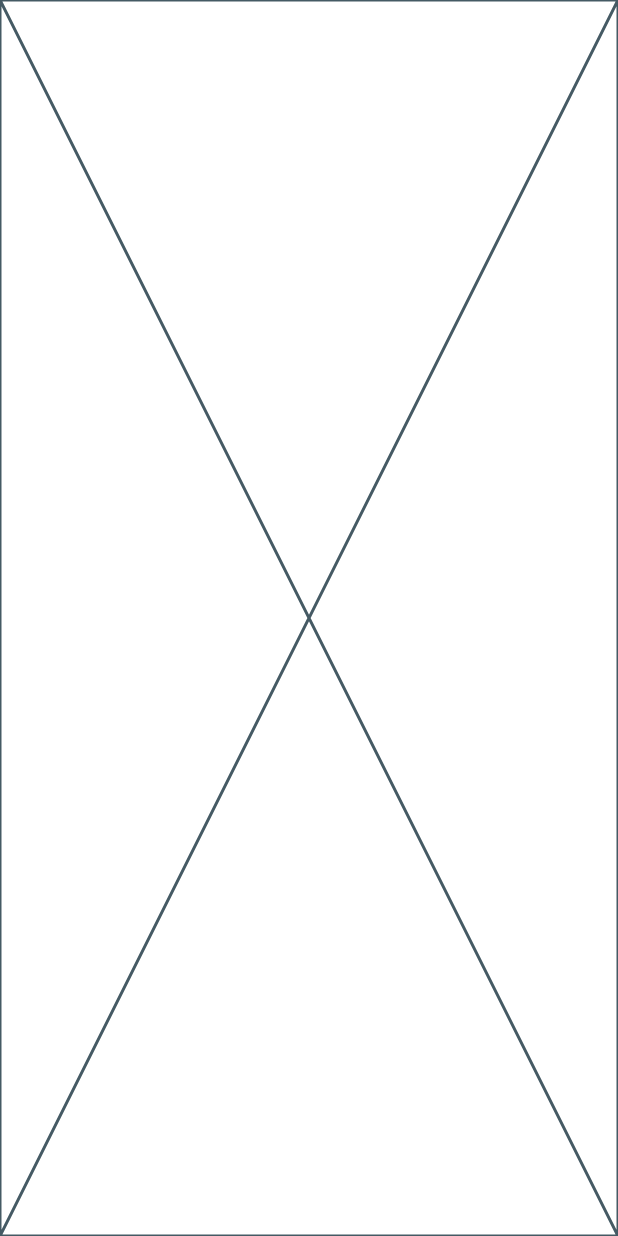
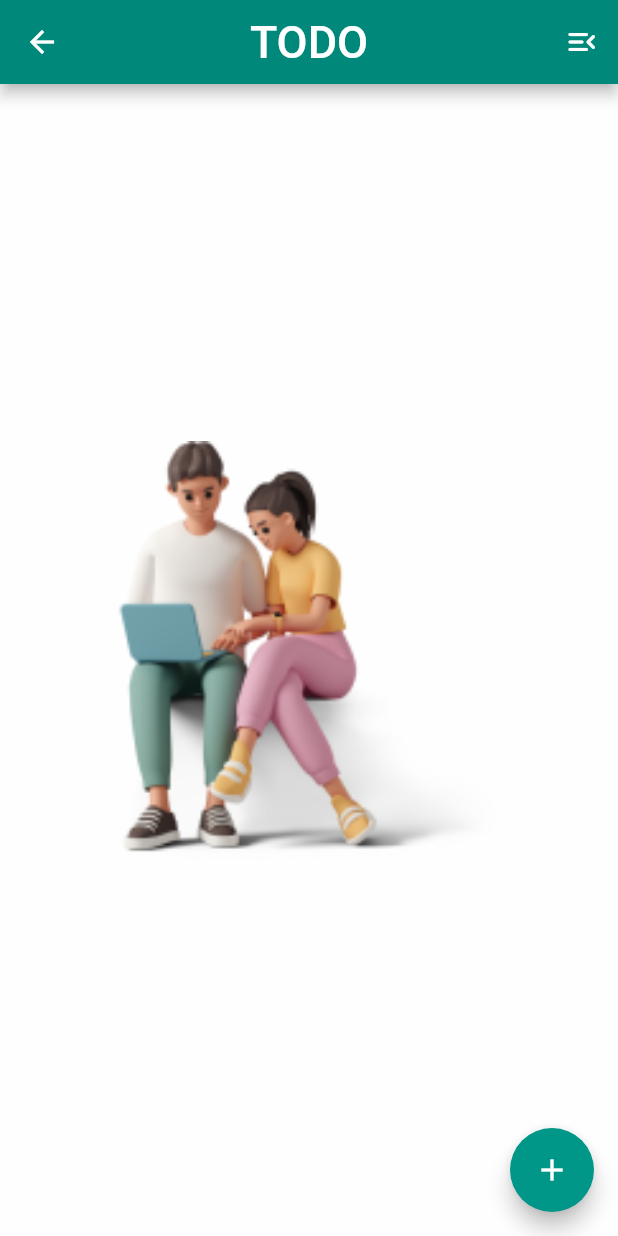
Before and after one commit to SashaPilevich/Dart-Flutter-learning, a Flutter app: the screen it shows after launch, after a tap on "Get started", on a phone screen of 412 x 824 dp. Run offline on Flutter 3.47's test engine with Material 2 defaults, Android fonts, the phone set to English and light mode, and no system bars; Roboto replaces fonts that are missing (Poppins).

Commit message:
feat:add function for add todo in list

```diff
--- a/flutter_first_project/lib/pages/dashboard.dart
+++ b/flutter_first_project/lib/pages/dashboard.dart
@@ -8,8 +8,172 @@ class Dashboard extends StatefulWidget {
 }
 
 class _DashboardState extends State<Dashboard> {
+  List todoList = [];
+  String _userTodo='';
+  @override
+  void initState() {
+    // TODO: implement initState
+    super.initState();
+    todoList.addAll([]);
+  }
+  void menuOpen(){
+  Navigator.of(context).push(
+    MaterialPageRoute(builder: (BuildContext context){
+      return Scaffold(
+        appBar: AppBar(
+          title: Text('MENU',style: TextStyle(fontSize: 20, fontFamily: 'Poppins'),),
+          backgroundColor: Colors.teal[600],
+        ),
+        body:  Text(''),
+      );
+    })
+  );
+  }
+
   @override
   Widget build(BuildContext context) {
-    return const Placeholder();
+    return Scaffold(
+        appBar: AppBar(
+          title: Text(
+            'TODO', style: TextStyle(fontSize: 30, fontFamily: 'Poppins'),),
+          centerTitle: true,
+          backgroundColor: Colors.teal[600],
+          actions: [
+            IconButton(onPressed: menuOpen, icon: Icon(Icons.menu_open_rounded))
+          ],
+        ),
+        body: Container(
+              constraints: BoxConstraints.expand(),
+              decoration: const BoxDecoration(
+                color:Colors.white70,
+                image: DecorationImage(
+                image:AssetImage('assets/laptop.png',),
+                    fit: BoxFit.contain),
+               ),
+              child:ListView.builder(
+                    itemCount: todoList.length,
+                    itemBuilder: (BuildContext context, int index) {
+                      return Dismissible(
+                        key: Key(todoList[index]),
+                        child: Card(
+                          child: ListTile(
+                            title: Text(todoList[index]),
+                            trailing: IconButton(
+                              icon: Icon(
+                                Icons.delete,
+                                color: Colors.teal,
+                              ),
+                              onPressed: (){
+                                setState(() {
+                                  todoList.removeAt(index);
+                                });
+                              },
+                            ),
+                          ),
+                        ),
+                        onDismissed: (direction){
+                          setState(() {
+                            todoList.removeAt(index);
+                          });
+                        },
+                      );
+                    }
+                ),
+        ),
+
+            floatingActionButton:FloatingActionButton(
+              backgroundColor: Colors.teal,
+              onPressed: (){
+                showDialog(context: context, builder: (BuildContext context){
+                  return AlertDialog(
+                    title: Text('Add something...'),
+                    content: TextField(
+                      onChanged: (String value){
+                        _userTodo = value;
+                      },),
+                    actions: [
+                      ElevatedButton(
+                          onPressed: (){
+                            setState(() {
+                              todoList.add(_userTodo);
+                            });
+                            Navigator.of(context).pop();
+                          },
+                          child: Text('Add'),
+                          style: ButtonStyle(backgroundColor: MaterialStatePropertyAll<Color>(Colors.teal.shade600),minimumSize: MaterialStateProperty.all(Size(100, 30))))
+                    ],
+                  );
+                });},
+              child: Icon(
+                Icons.add,
+                color: Colors.white,
+              ),
+            ),
+        );
   }
 }
+//style for btn
+// style: ButtonStyle(backgroundColor: MaterialStatePropertyAll<Color>(Colors.teal.shade600),minimumSize: MaterialStateProperty.all(Size(250, 50)))
+//
+// Row(
+// mainAxisAlignment: MainAxisAlignment.center,
+// children: [
+// Column(
+// children: [
+// Padding(padding:EdgeInsets.only(top: 20)),
+// Text('Welcome Onboard!', style: TextStyle(
+// color:Colors.black54,
+// fontSize: 30,
+// ),),
+// Padding(padding:EdgeInsets.only(bottom: 50)),
+// Image.asset('assets/laptop.png',height: 100,width: 200,),
+// Padding(padding:EdgeInsets.only(bottom: 50)),
+// FloatingActionButton(onPressed: (){
+// showDialog(context: context, builder: (BuildContext context)
+// {
+// return AlertDialog(
+// content: TextField(
+// onChanged: (String value){
+//
+// },),
+// );
+// });
+// }, child: Text('+', style: TextStyle(fontSize: 20)),),
+// ListView.builder(
+// itemCount: todoList.length,
+// itemBuilder: (BuildContext context, int index){
+// return Dismissible(
+// key: Key(todoList[index]),
+// child: Card(
+// child: ListTile(title: Text(todoList[index]),),
+// )
+// );
+// })
+//
+// ],
+// )
+// ],
+// )
+// Container(
+// child: Row(
+// mainAxisAlignment: MainAxisAlignment.center,
+// children: [
+// Column(
+// children: [
+// Padding(padding:EdgeInsets.only(top: 20)),
+// Text('Welcome Onboard!', style: TextStyle(
+// color:Colors.black54,
+// fontSize: 30,
+// ),),
+// Padding(padding:EdgeInsets.only(bottom: 50)),
+// Image.asset('assets/laptop.png',height: 150,width: 200,),
+// Padding(padding:EdgeInsets.only(bottom: 20)),
+// Text('Add what you want to do later on...', style: TextStyle(
+// color:Colors.black54,
+// fontSize: 20,
+// ),),
+// ],
+// )
+// ],
+// ),
+// ),
--- a/flutter_first_project/lib/pages/home_page.dart
+++ b/flutter_first_project/lib/pages/home_page.dart
@@ -12,30 +12,34 @@ class _HomePageState extends State<HomePage> {
   Widget build(BuildContext context) {
     return Scaffold(
         backgroundColor: Colors.grey.shade50,
-        appBar: AppBar(
-          title: Text('Your TODO',style: TextStyle(fontSize: 30,fontFamily: 'Poppins'),),
-          centerTitle: true,
-          backgroundColor: Colors.teal[600],
-        ),
+
+        // appBar: AppBar(
+        //   title: Text('Your TODO',style: TextStyle(fontSize: 30,fontFamily: 'Poppins'),),
+        //   centerTitle: true,
+        //   backgroundColor: Colors.teal[600],
+        // ),
+
         body:SafeArea(
-            child: Row(
-              mainAxisAlignment: MainAxisAlignment.center,
+            child: Column(
               children: [
-                Column(
-                  mainAxisAlignment: MainAxisAlignment.center,
+                Row(
                   children: [
-                    Image.asset('assets/youngman.png'),
-                    Text('Get things done with TODO', style: TextStyle(
-                      color:Colors.black54,
-                      fontSize: 30,
-                    ),),
-                    Padding(padding:EdgeInsets.only(top: 70)),
-                    ElevatedButton(onPressed: (){Navigator.pushNamed(context, '/dashboard');}, child: Text('Get started', style: TextStyle(fontSize: 20)), style: ButtonStyle(backgroundColor: MaterialStatePropertyAll<Color>(Colors.teal.shade600),minimumSize: MaterialStateProperty.all(Size(220, 44))))
+                    Image.asset('assets/Ellipse.png'),
                   ],
                 ),
+                Image.asset('assets/youngman.png'),
+                Padding(padding:EdgeInsets.only(top: 50)),
+                Text('Get things done with TODO', style: TextStyle(
+                  color:Colors.black54,
+                  fontSize: 30,
+                ),),
+                Padding(padding:EdgeInsets.only(top: 20)),
+                ElevatedButton(onPressed: (){Navigator.pushNamed(context, '/dashboard');}, child: Text('Get started', style: TextStyle(fontSize: 20)), style: ButtonStyle(backgroundColor: MaterialStatePropertyAll<Color>(Colors.teal.shade600),minimumSize: MaterialStateProperty.all(Size(250, 50))))
+
               ],
             )
-        )
-    );
+            )
+        );
+
   }
 }
--- a/flutter_first_project/pubspec.yaml
+++ b/flutter_first_project/pubspec.yaml
@@ -61,6 +61,8 @@ flutter:
   # To add assets to your application, add an assets section, like this:
   assets:
    - assets/youngman.png
+   - assets/Ellipse.png
+   - assets/laptop.png
 
 
 
```
Also changed, not shown: flutter_first_project/assets/Ellipse.png (added).
